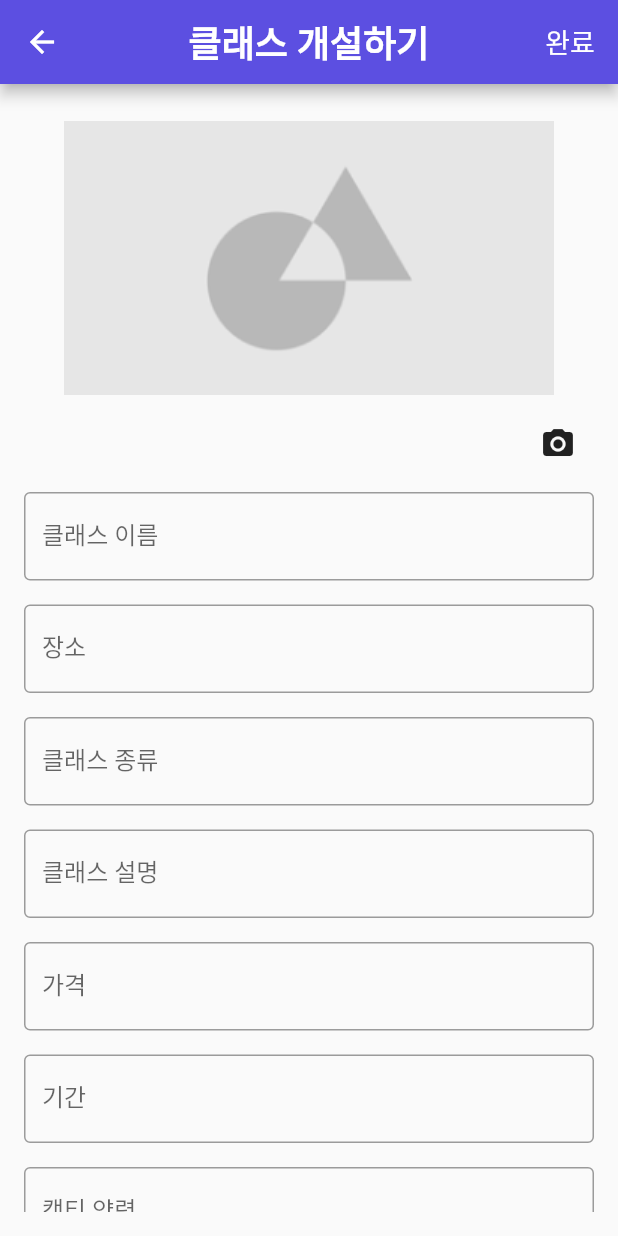
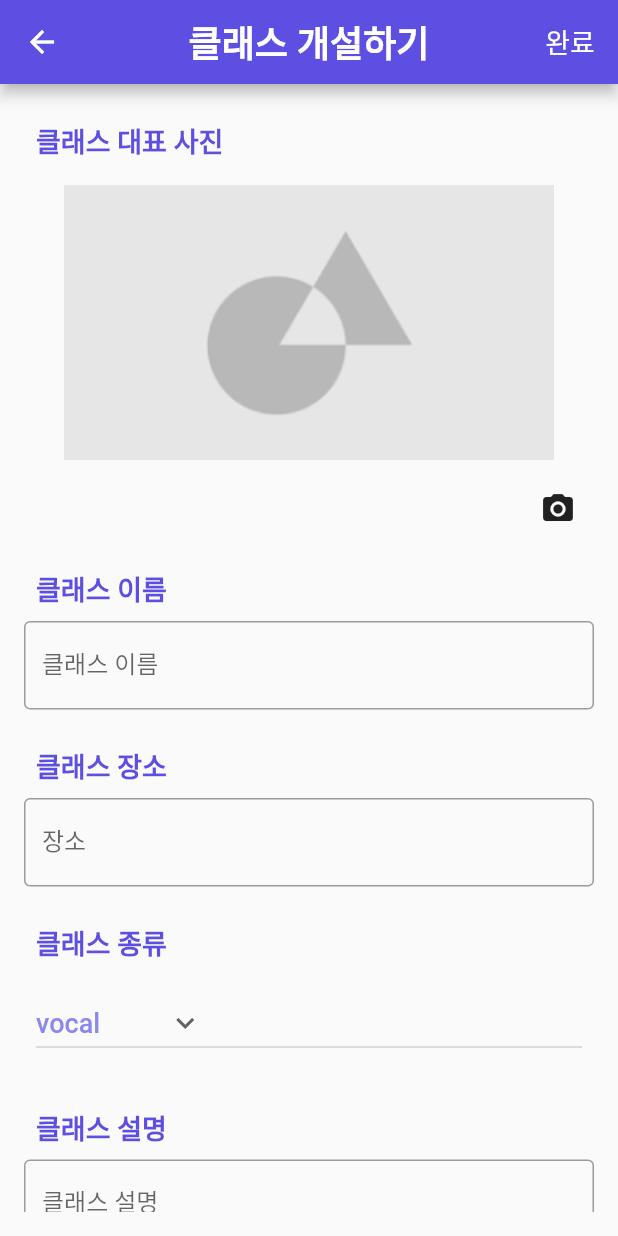
Before and after one commit to Musung1/campuschool, a Flutter app: the MyClassScreen screen opened directly, after a tap on "클래스 개설하기", on a phone screen of 412 x 824 dp. Run offline on Flutter 3.47's test engine with Material 2 defaults, Android fonts, the phone set to English and light mode, and no system bars; our stand-ins replace cloud_firestore, firebase_auth, firebase_core, firebase_storage, flutter_signin_button, get and 6 more; missing offline and left inert: dart:ffi, kpostal; accounts and stored records are empty; network calls fail; Roboto replaces fonts that are missing (NotoSans).

Commit message:
DS ui edit

```diff
--- a/lib/screens/add_class/addClassScreen.dart
+++ b/lib/screens/add_class/addClassScreen.dart
@@ -21,6 +21,10 @@ class AddClassScreen extends StatefulWidget {
 }
 
 class _AddClassScreenState extends State<AddClassScreen> {
+
+  String dropdownvalue = 'vocal';
+  var items =  ['vocal','instrument','cook','exercise','coding','filming','dance','popular'];
+
   @override
   Widget build(BuildContext context) {
     return Scaffold(
@@ -44,6 +48,10 @@ class _AddClassScreenState extends State<AddClassScreen> {
           padding: const EdgeInsets.all(16.0),
           child: ListView(
             children: [
+              Padding(
+                padding: const EdgeInsets.all(8.0),
+                child: Text("클래스 대표 사진", style: MyTextStyle.buttonText.copyWith(fontWeight: FontWeight.bold, color: MyColor.primary),),
+              ),
               Container(
                 height: 200,
                 child: Center(
@@ -69,6 +77,10 @@ class _AddClassScreenState extends State<AddClassScreen> {
               SizedBox(
                 height: 8,
               ),
+              Padding(
+                padding: const EdgeInsets.all(8.0),
+                child: Text("클래스 이름", style: MyTextStyle.buttonText.copyWith(fontWeight: FontWeight.bold, color: MyColor.primary),),
+              ),
               TextFormField(
                 cursorColor: MyColor.primary,
                 controller: addClassController.name,
@@ -79,6 +91,10 @@ class _AddClassScreenState extends State<AddClassScreen> {
               ),
               SizedBox(
                 height: 16,
+              ),
+              Padding(
+                padding: const EdgeInsets.all(8.0),
+                child: Text("클래스 장소", style: MyTextStyle.buttonText.copyWith(fontWeight: FontWeight.bold, color: MyColor.primary),),
               ),
               TextFormField(
                 onTap: () {
@@ -95,16 +111,36 @@ class _AddClassScreenState extends State<AddClassScreen> {
               SizedBox(
                 height: 16,
               ),
-              TextFormField(
-                cursorColor: MyColor.primary,
-                controller: addClassController.category,
-                decoration: InputDecoration(
-                  border: OutlineInputBorder(),
-                  labelText: "클래스 종류",
+              Padding(
+                padding: const EdgeInsets.all(8.0),
+                child: Text("클래스 종류", style: MyTextStyle.buttonText.copyWith(fontWeight: FontWeight.bold, color: MyColor.primary),),
+              ),
+              Padding(
+                padding: const EdgeInsets.all(8.0),
+                child: DropdownButton(
+                  value: dropdownvalue,
+                  icon: Icon(Icons.keyboard_arrow_down),
+                  items: items.map((String items) {
+                    return DropdownMenuItem(
+                        value: items,
+                        child: Expanded(child: Text(items, style: MyTextStyle.buttonText.copyWith(color: MyColor.primary[300]),))
+                    );
+                  }
+                  ).toList(),
+                  onChanged: (String? newValue){
+                    setState(() {
+                      dropdownvalue = newValue!;
+                    });
+                    addClassController.category.text = newValue!;
+                  },
                 ),
               ),
               SizedBox(
                 height: 16,
+              ),
+              Padding(
+                padding: const EdgeInsets.all(8.0),
+                child: Text("클래스 설명", style: MyTextStyle.buttonText.copyWith(fontWeight: FontWeight.bold, color: MyColor.primary),),
               ),
               TextFormField(
                 cursorColor: MyColor.primary,
@@ -117,6 +153,10 @@ class _AddClassScreenState extends State<AddClassScreen> {
               SizedBox(
                 height: 16,
               ),
+              Padding(
+                padding: const EdgeInsets.all(8.0),
+                child: Text("클래스 가격", style: MyTextStyle.buttonText.copyWith(fontWeight: FontWeight.bold, color: MyColor.primary),),
+              ),
               TextFormField(
                 cursorColor: MyColor.primary,
                 controller: addClassController.price,
@@ -128,6 +168,10 @@ class _AddClassScreenState extends State<AddClassScreen> {
               SizedBox(
                 height: 16,
               ),
+              Padding(
+                padding: const EdgeInsets.all(8.0),
+                child: Text("클래스 기간", style: MyTextStyle.buttonText.copyWith(fontWeight: FontWeight.bold, color: MyColor.primary),),
+              ),
               TextFormField(
                 cursorColor: MyColor.primary,
                 controller: addClassController.date,
@@ -138,6 +182,10 @@ class _AddClassScreenState extends State<AddClassScreen> {
               ),
               SizedBox(
                 height: 16,
+              ),
+              Padding(
+                padding: const EdgeInsets.all(8.0),
+                child: Text("캠티 약력", style: MyTextStyle.buttonText.copyWith(fontWeight: FontWeight.bold, color: MyColor.primary),),
               ),
               TextFormField(
                 cursorColor: MyColor.primary,
--- a/lib/screens/detail/detail_screen.dart
+++ b/lib/screens/detail/detail_screen.dart
@@ -68,7 +68,6 @@ class DetailScreen extends StatelessWidget {
                     Row(
                       children: [
                         Container(
-                          width: 300,
                           padding: EdgeInsets.all(16),
                           decoration: BoxDecoration(
                             color: MyColor.darkContainer,
--- a/lib/screens/login/loginPage.dart
+++ b/lib/screens/login/loginPage.dart
@@ -1,4 +1,5 @@
 import 'package:campuschool/screens/login/widget/loginWidget.dart';
+import 'package:campuschool/themes/color_theme.dart';
 import 'package:campuschool/themes/text_theme.dart';
 import 'package:flutter/material.dart';
 class LoginScreen extends StatelessWidget {
@@ -7,6 +8,7 @@ class LoginScreen extends StatelessWidget {
   @override
   Widget build(BuildContext context) {
     return Scaffold(
+      backgroundColor: MyColor.primary,
       body: Column(
         children:[
           SizedBox(height: 200,),
@@ -14,14 +16,15 @@ class LoginScreen extends StatelessWidget {
             child: Container(
               child: Column(
                 children: [
-                  Text("캠퍼스쿨", style: MyTextStyle.logoText,),
-                  Text("캠퍼스 안, 당신의 새로운 학교"),
+                  Text("캠퍼스쿨", style: MyTextStyle.logoText.copyWith(color: MyColor.white),),
+                  Text("캠퍼스 안, 당신의 새로운 학교", style: MyTextStyle.buttonText.copyWith(color: MyColor.white)),
                 ],
               ),
             ),
           ),
-          SizedBox(height: 200,),
+          SizedBox(height: 140,),
           googleLoginButton(),
+          guestLogin(),
         ],
       ),
     );
--- a/lib/screens/myclass/myClassScreen.dart
+++ b/lib/screens/myclass/myClassScreen.dart
@@ -17,6 +17,7 @@ class MyClassScreen extends StatelessWidget {
         centerTitle: true,
       ),
       body: _bodyWidget(),
+      floatingActionButton: _addClassButton(),
     );
   }
 
@@ -28,8 +29,9 @@ class MyClassScreen extends StatelessWidget {
           _userDesc(),
           _header("수강중인 클래스"),
           Center(child: Text("수강중인 클래스가 없습니다."),),
-          SizedBox(height: 300,),
-          _addClassButton(),
+          _header("강의중인 클래스"),
+          Center(child: Text("강의중인 클래스가 없습니다."),),
+          SizedBox(height: 280,),
         ],
       ),
     );
@@ -68,12 +70,18 @@ class MyClassScreen extends StatelessWidget {
     );
   }
   Widget _addClassButton() {
-    return ElevatedButton.icon(
-        onPressed: () {
-          Get.toNamed("/landing/home/addClass");
-        },
-        icon: Icon(Icons.add),
-        label: Text("클래스 개설하기"));
+    return Padding(
+      padding: const EdgeInsets.all(8.0),
+      child: ElevatedButton.icon(
+          onPressed: () {
+            Get.toNamed("/landing/home/addClass");
+          },
+          style: ButtonStyle(
+            backgroundColor:  MaterialStateProperty.all<Color>(Colors.orange),
+          ),
+          icon: Icon(Icons.add),
+          label: Text("클래스 개설하기", style: MyTextStyle.buttonText.copyWith(color: MyColor.white, fontWeight: FontWeight.bold),)),
+    );
   }
 
   Widget _header(String headerName) {
```
Also changed, not shown: lib/screens/login/widget/loginWidget.dart (+38 -6 lines).
